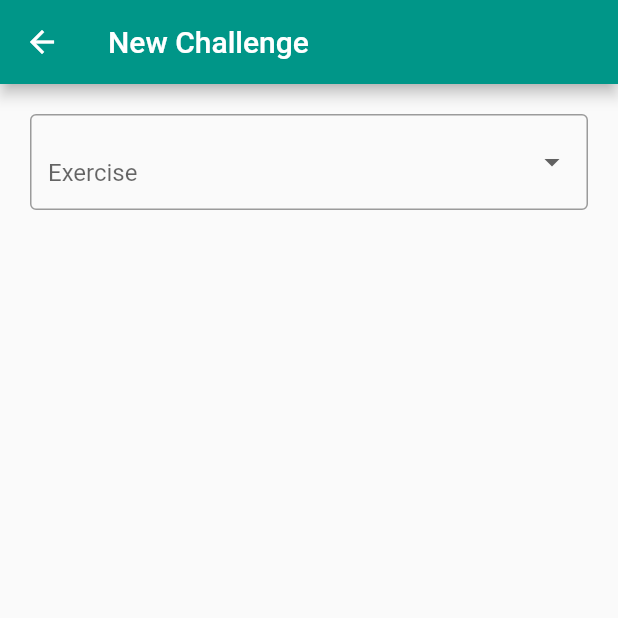
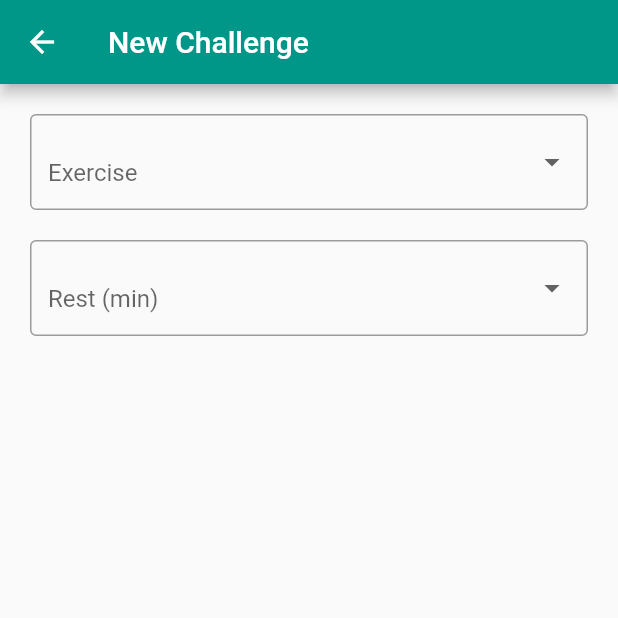
Before and after one commit to danhojin/daily_workout_3, a Flutter app: the screen it shows after launch, after a tap on "New Challenge", on a phone screen of 412 x 824 dp, the top half of it. Run offline on Flutter 3.47's test engine with Material 2 defaults, Android fonts, the light colour scheme and no system bars; drawn by our look-alikes of reactive_forms; our stand-ins replace fl_chart, font_awesome_flutter, hive, hive_flutter, ionicons; accounts and stored records are empty.

Commit message:
challenge form cont.

```diff
--- a/lib/challenges.dart
+++ b/lib/challenges.dart
@@ -333,6 +333,26 @@ class _ChallengeFormPageState extends State<ChallengeFormPage> {
                   )
                   .toList(),
             ),
+            SizedBox(
+              height: 20,
+            ),
+            ReactiveDropdownField<Duration>(
+              formControlName: 'rest',
+              decoration: InputDecoration(labelText: 'Rest (min)'),
+              items: List.generate(
+                10,
+                (index) => Duration(minutes: index + 1),
+              )
+                  .map<DropdownMenuItem<Duration>>(
+                    (el) => DropdownMenuItem(
+                      value: el,
+                      child: Text(
+                        el.inMinutes.toString(),
+                      ),
+                    ),
+                  )
+                  .toList(),
+            ),
           ],
         ),
       ),
```
